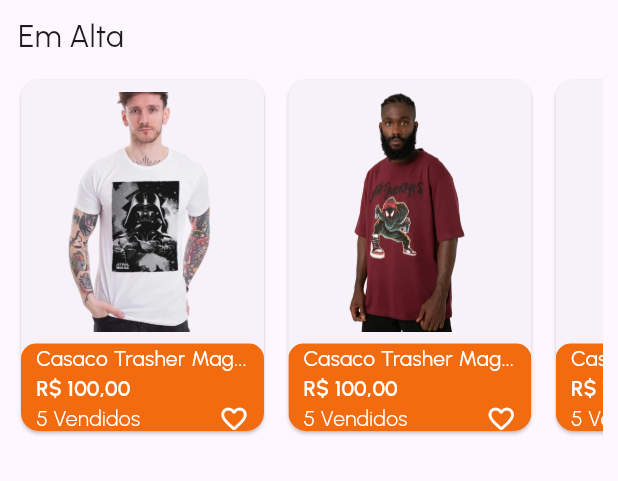
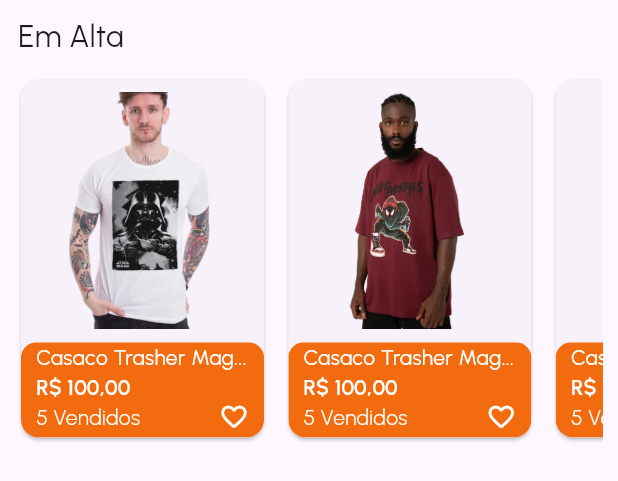
Before and after one commit to Merenciou/Los-Lucros, a Flutter app: the BestSeller widget shown alone on an empty page, opened directly, on a phone screen of 412 x 824 dp. Shown: the top 481 px of the screen. Run offline on Flutter 3.47's test engine with Material 3 defaults, Android fonts, the phone set to English and light mode, and no system bars; our stand-ins replace google_fonts.

Commit message:
responsiviness fixed

```diff
--- a/lib/view/home_page_screen/best_seller.dart
+++ b/lib/view/home_page_screen/best_seller.dart
@@ -41,7 +41,7 @@
           ),
           SizedBox(
             width: double.infinity,
-            height: deviceSize.height / 3.4,
+            height: deviceSize.height / 3.34,
             child: ListView.separated(
               scrollDirection: Axis.horizontal,
               itemCount: 3,
@@ -54,6 +54,10 @@
                 return SizedBox(
                   width: 170,
                   height: 300,
+                  child: InkWell(
+                    onTap: () {
+                      Navigator.of(context).pushNamed('/productviewerscreen');
+                    },
                     child: Card(
                       clipBehavior: Clip.antiAlias,
                       child: Column(
@@ -62,7 +66,7 @@
                           Padding(
                             padding: const EdgeInsets.symmetric(vertical: 8),
                             child: SizedBox(
-                            height: 160,
+                              height: deviceSize.height / 5.2,
                               child: Image.asset(
                                 'assets/images/wear/${categoriesImgs[index]}.png',
                               ),
@@ -78,7 +82,8 @@
                               ),
                             ),
                             child: Padding(
-                            padding: const EdgeInsets.symmetric(horizontal: 10),
+                              padding:
+                                  const EdgeInsets.symmetric(horizontal: 10),
                               child: Column(
                                 mainAxisAlignment: MainAxisAlignment.center,
                                 crossAxisAlignment: CrossAxisAlignment.start,
@@ -97,7 +102,7 @@
                                     ),
                                   ),
                                   SizedBox(
-                                  height: 30,
+                                    height: deviceSize.height / 34,
                                     width: double.infinity,
                                     child: Row(
                                       mainAxisAlignment:
@@ -127,6 +132,7 @@
                         ],
                       ),
                     ),
+                  ),
                 );
               },
             ),
```
Also changed, not shown: lib/view/home_page_screen/flash_sale.dart (+10 -4 lines), lib/view/home_page_screen/weekly_offers.dart (+10 -4 lines). Lines whose indentation alone changed are shown as unchanged.
